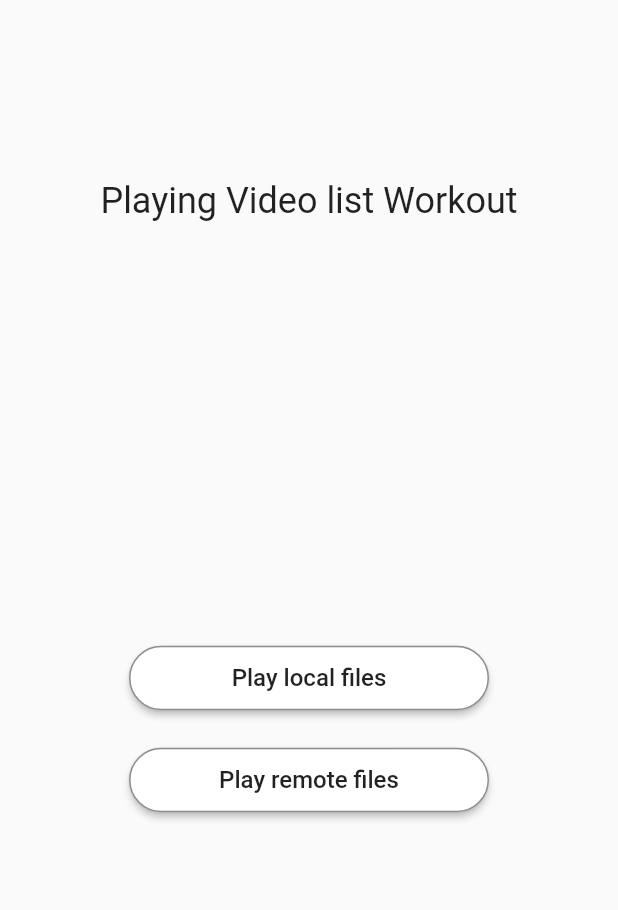
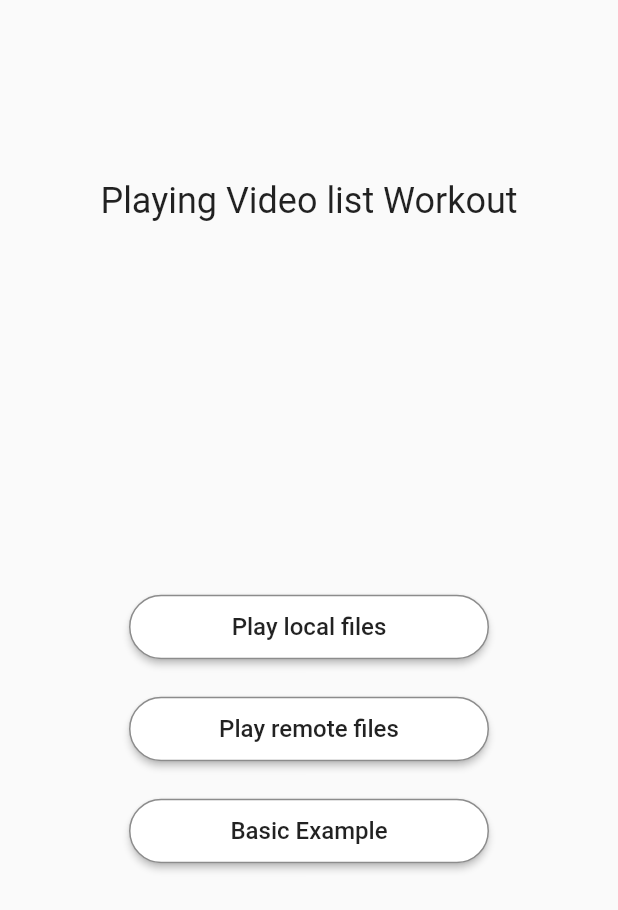
Before and after one commit to brownsoo/flutter_video_list_sample, a Flutter app: the screen it shows after launch, on a phone screen of 412 x 824 dp. Shown: the top 910 px of the screen. Run offline on Flutter 3.47's test engine with Material 2 defaults, Android fonts, the phone set to English and light mode, and no system bars; our stand-ins replace video_player; missing offline and left inert: screen.

```diff
--- a/lib/main.dart
+++ b/lib/main.dart
@@ -1,5 +1,6 @@
 import 'package:flutter/cupertino.dart';
 import 'package:flutter/material.dart';
+import 'package:flutter_video_list_sample/basic_page.dart';
 import 'package:flutter_video_list_sample/clips.dart';
 import 'package:flutter_video_list_sample/play_page.dart';
 
@@ -96,6 +97,27 @@ class _IntroPageState extends State<IntroPage> {
                           fontSize: 16,
                         ),
                       ),
+                    ),
+                    SizedBox(height: 20),
+                    MaterialButton(
+                      shape: RoundedRectangleBorder(
+                          borderRadius: BorderRadius.all(Radius.circular(32)),
+                          side: BorderSide(color: Colors.black45, width: 1)),
+                      color: Colors.white,
+                      onPressed: () {
+                        Navigator.push(
+                          context,
+                          CupertinoPageRoute(builder: (context) => BasicPage()),
+                        );
+                      },
+                      minWidth: 240,
+                      padding: EdgeInsets.symmetric(vertical: 12, horizontal: 16),
+                      child: Text(
+                        "Basic Example",
+                        style: TextStyle(
+                          fontSize: 16,
+                        ),
+                      ),
                     )
                   ],
                 ),
```
Also changed, not shown: lib/basic_page.dart (added, +53 -0 lines), lib/play_page.dart (+23 -11 lines).
